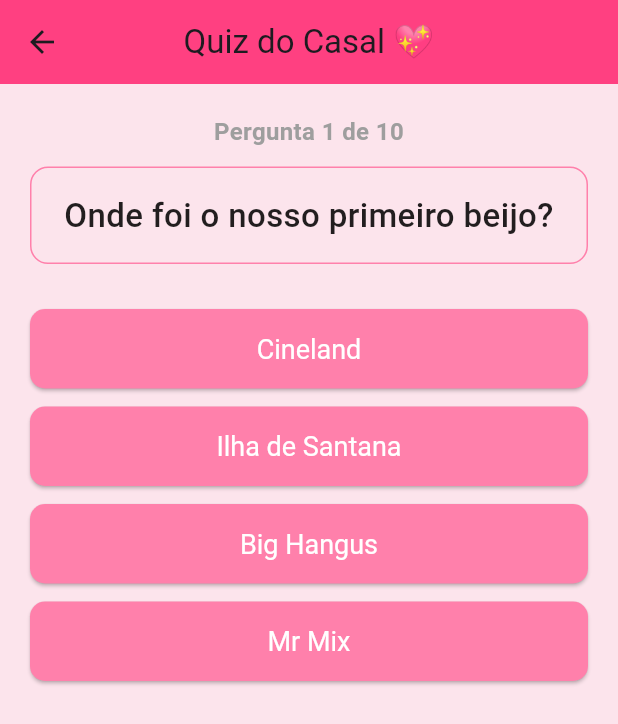
After one commit to G1Azevedo/presente, a Flutter app: the screen it shows after launch, after a tap on "Quiz do Casal", on a phone screen of 412 x 824 dp. The commit adds this screen. Shown: the top 724 px of the screen. Run offline on Flutter 3.47's test engine with Material 3 defaults, Android fonts, the phone set to English and light mode, and no system bars; our stand-ins replace animate_do, file_picker, pocketbase; Roboto replaces fonts that are missing (Sans).

Commit message:
versao quase final

```diff
--- a/lib/pages/home_page.dart
+++ b/lib/pages/home_page.dart
@@ -1,5 +1,7 @@
+import 'package:animate_do/animate_do.dart';
 import 'package:flutter/material.dart';
 import 'package:linha_do_tempo_amor/pages/caracteristicas_casal_page.dart';
+import 'package:linha_do_tempo_amor/pages/quiz_page.dart'; // Alterado aqui
 import 'linha_do_tempo_page.dart';
 
 class HomePage extends StatefulWidget {
@@ -32,9 +34,7 @@ class _HomePageState extends State<HomePage> {
                     fit: BoxFit.fitWidth,
                   ),
                 ),
-
                 const SizedBox(height: 30),
-
                 const Text(
                   'Bem-vinda à nossa história de amor!',
                   textAlign: TextAlign.center,
@@ -45,10 +45,9 @@ class _HomePageState extends State<HomePage> {
                     color: Colors.pinkAccent,
                   ),
                 ),
-
                 const SizedBox(height: 30),
-
-                _buildMenuButton(
+                FadeInUp(
+                  child: _buildMenuButton(
                     context,
                     icon: Icons.add_a_photo,
                     label: 'Linha do Tempo do Amor',
@@ -61,21 +60,10 @@ class _HomePageState extends State<HomePage> {
                       );
                     },
                   ),
-
+                ),
                 const SizedBox(height: 16),
-
-                _buildMenuButton(
-                  context,
-                  icon: Icons.photo_album,
-                  label: 'Galeria de Fotos',
-                  onPressed: () {
-                    // Adicione funcionalidade futura
-                  },
-                ),
-
-                const SizedBox(height: 16),
-
-                _buildMenuButton(
+                FadeInUp(
+                  child: _buildMenuButton(
                     context,
                     icon: Icons.people,
                     label: 'Características do Casal',
@@ -88,7 +76,23 @@ class _HomePageState extends State<HomePage> {
                       );
                     },
                   ),
-
+                ),
+                const SizedBox(height: 16),
+                FadeInUp(
+                  child: _buildMenuButton(
+                    context,
+                    icon: Icons.quiz,
+                    label: 'Quiz do Casal',
+                    onPressed: () {
+                      Navigator.push(
+                        context,
+                        MaterialPageRoute(
+                          builder: (_) => const QuizPage(), // Alterado aqui
+                        ),
+                      );
+                    },
+                  ),
+                ),
                 const SizedBox(height: 40),
               ],
             ),
@@ -99,7 +103,9 @@ class _HomePageState extends State<HomePage> {
   }
 
   Widget _buildMenuButton(BuildContext context,
-      {required IconData icon, required String label, required VoidCallback onPressed}) {
+      {required IconData icon,
+      required String label,
+      required VoidCallback onPressed}) {
     return ElevatedButton.icon(
       icon: Icon(icon, size: 28),
       label: Text(label, style: const TextStyle(fontSize: 18)),
--- /dev/null
+++ b/lib/pages/quiz_page.dart
@@ -0,0 +1,279 @@
+import 'package:flutter/material.dart';
+
+class PerguntaQuiz {
+  final String texto;
+  final List<String> opcoes;
+  final int indiceRespostaCorreta;
+
+  PerguntaQuiz({
+    required this.texto,
+    required this.opcoes,
+    required this.indiceRespostaCorreta,
+  });
+}
+
+class QuizPage extends StatefulWidget {
+  const QuizPage({super.key});
+
+  @override
+  State<QuizPage> createState() => _QuizPageState();
+}
+
+class _QuizPageState extends State<QuizPage> {
+  int _perguntaAtualIndex = 0;
+  int _pontuacao = 0;
+  bool _quizFinalizado = false;
+
+  final List<PerguntaQuiz> _perguntas = [
+    PerguntaQuiz(
+      texto: 'Onde foi o nosso primeiro beijo?',
+      opcoes: ['Cineland', 'Ilha de Santana', 'Big Hangus', 'Mr Mix'],
+      indiceRespostaCorreta: 2,
+    ),
+    PerguntaQuiz(
+      texto: 'Quem disse “eu te amo” primeiro?',
+      opcoes: ['Lara', 'Gabriel'],
+      indiceRespostaCorreta: 1,
+    ),
+    PerguntaQuiz(
+      texto: 'Onde foi o nosso primeiro jantar romântico?',
+      opcoes: ['Nápoles', 'Holanda', 'S2 Lanches', 'Ilha de Santana'],
+      indiceRespostaCorreta: 3,
+    ),
+    PerguntaQuiz(
+      texto: 'Qual foi a primeira comida que comemos juntos a sós?',
+      opcoes: ['Pizza', 'Açaí', 'Hambúrguer', 'Filé'],
+      indiceRespostaCorreta: 3,
+    ),
+    PerguntaQuiz(
+      texto: 'Qual foi o primeiro filme que assistimos juntos?',
+      opcoes: [
+        'Thor: Ragnarok',
+        'Doutor Estranho no Multiverso da Loucura',
+        'Homem-Aranha: De Volta ao Lar',
+        'Thor: Amor e Trovão'
+      ],
+      indiceRespostaCorreta: 3,
+    ),
+    PerguntaQuiz(
+      texto: 'Qual foi a nossa primeira viagem longa como casal?',
+      opcoes: ['João Pessoa', 'Apodi', 'Natal', 'Ouro Branco'],
+      indiceRespostaCorreta: 1,
+    ),
+    PerguntaQuiz(
+      texto: 'Qual é a nossa música?',
+      opcoes: ["Sweet Child O'Mine", 'All of me', 'I wanna be yours', 'Stay'],
+      indiceRespostaCorreta: 0,
+    ),
+    PerguntaQuiz(
+      texto: 'Em que mês começamos a namorar?',
+      opcoes: ['Fevereiro', 'Dezembro', 'Julho', 'Novembro'],
+      indiceRespostaCorreta: 3,
+    ),
+    PerguntaQuiz(
+      texto: 'Qual a nossa série favorita como casal?',
+      opcoes: ['Lupin', 'Greys Anatomy', 'The Vampire Diaries', 'Cobra Kai'],
+      indiceRespostaCorreta: 2,
+    ),
+    PerguntaQuiz(
+      texto: 'Qual foi a nossa primeira festa juntos?',
+      opcoes: ['São João', 'Carnaval', 'Ano Novo', 'Festa de Santana'],
+      indiceRespostaCorreta: 3,
+    ),
+  ];
+
+  void _responder(int indiceOpcaoSelecionada) {
+    if (_quizFinalizado) return;
+
+    if (indiceOpcaoSelecionada ==
+        _perguntas[_perguntaAtualIndex].indiceRespostaCorreta) {
+      setState(() {
+        _pontuacao++;
+      });
+    }
+
+    if (_perguntaAtualIndex < _perguntas.length - 1) {
+      setState(() {
+        _perguntaAtualIndex++;
+      });
+    } else {
+      setState(() {
+        _quizFinalizado = true;
+      });
+    }
+  }
+
+  void _reiniciarQuiz() {
+    setState(() {
+      _perguntaAtualIndex = 0;
+      _pontuacao = 0;
+      _quizFinalizado = false;
+    });
+  }
+
+  @override
+  Widget build(BuildContext context) {
+    return Scaffold(
+      appBar: AppBar(
+        title: const Text('Quiz do Casal 💖'),
+        centerTitle: true,
+        backgroundColor: Colors.pinkAccent,
+      ),
+      body: Padding(
+        padding: const EdgeInsets.all(20.0),
+        child: _quizFinalizado ? _buildResultadoQuiz() : _buildCorpoQuiz(),
+      ),
+    );
+  }
+
+  Widget _buildCorpoQuiz() {
+    if (_perguntas.isEmpty) {
+      return const Center(
+        child: Text(
+          'Nenhuma pergunta cadastrada ainda!',
+          style: TextStyle(fontSize: 18, color: Colors.grey),
+        ),
+      );
+    }
+
+    final perguntaAtual = _perguntas[_perguntaAtualIndex];
+
+    return Column(
+      mainAxisAlignment: MainAxisAlignment.center,
+      crossAxisAlignment: CrossAxisAlignment.stretch,
+      children: [
+        Text(
+          'Pergunta ${(_perguntaAtualIndex + 1).toString()} de ${_perguntas.length.toString()}',
+          textAlign: TextAlign.center,
+          style: const TextStyle(
+            fontSize: 16,
+            color: Colors.grey,
+            fontWeight: FontWeight.bold,
+          ),
+        ),
+        const SizedBox(height: 12),
+        Container(
+          padding: const EdgeInsets.all(16.0),
+          decoration: BoxDecoration(
+            color: Colors.pink.shade50,
+            borderRadius: BorderRadius.circular(12),
+            border: Border.all(color: Colors.pinkAccent.shade100),
+          ),
+          child: Text(
+            perguntaAtual.texto,
+            textAlign: TextAlign.center,
+            style: const TextStyle(
+              fontSize: 22,
+              fontWeight: FontWeight.w500,
+              color: Colors.black87,
+            ),
+          ),
+        ),
+        const SizedBox(height: 24),
+        ...perguntaAtual.opcoes.asMap().entries.map((entry) {
+          int idx = entry.key;
+          String opcaoTexto = entry.value;
+          return Padding(
+            padding: const EdgeInsets.symmetric(vertical: 6.0),
+            child: ElevatedButton(
+              style: ElevatedButton.styleFrom(
+                backgroundColor: Colors.pinkAccent.shade100,
+                foregroundColor: Colors.white,
+                padding: const EdgeInsets.symmetric(vertical: 16),
+                textStyle: const TextStyle(fontSize: 18),
+                shape: RoundedRectangleBorder(
+                  borderRadius: BorderRadius.circular(10),
+                ),
+              ),
+              onPressed: () => _responder(idx),
+              child: Text(opcaoTexto),
+            ),
+          );
+        }).toList(),
+        const Spacer(),
+      ],
+    );
+  }
+
+  Widget _buildResultadoQuiz() {
+    bool acertouTodas = _pontuacao == _perguntas.length;
+    String imagemPath;
+    String mensagemResultado;
+
+    if (acertouTodas) {
+      imagemPath =
+          'assets/images/imagem_parabens.png'; // Substitua pelo nome da sua imagem de parabéns
+      mensagemResultado = '🏆 Parabéns, você tem o gabarito do nosso amor.';
+    } else {
+      imagemPath =
+          'assets/images/imagem_tentar_novamente.png'; // Substitua pelo nome da sua imagem de "tente novamente"
+      mensagemResultado = '😕 Essa tela não deveria aparecer.';
+    }
+
+    return Center(
+      child: Column(
+        mainAxisAlignment: MainAxisAlignment.center,
+        children: [
+          // Imagem condicional
+          Image.asset(
+            imagemPath,
+            height: 150, // Ajuste a altura conforme necessário
+            errorBuilder: (context, error, stackTrace) {
+              // Widget a ser exibido se a imagem não for encontrada
+              return Container(
+                height: 150,
+                width: 150,
+                color: Colors.grey[300],
+                child: Center(
+                  child: Icon(
+                    Icons.image_not_supported,
+                    color: Colors.grey[600],
+                    size: 50,
+                  ),
+                ),
+              );
+            },
+          ),
+          const SizedBox(height: 20),
+
+          // Mensagem condicional
+          Text(
+            mensagemResultado,
+            textAlign: TextAlign.center,
+            style: TextStyle(
+              fontSize: 22,
+              fontWeight: FontWeight.bold,
+              color: acertouTodas
+                  ? Colors.green.shade700
+                  : Colors.pinkAccent.shade700,
+            ),
+          ),
+          const SizedBox(height: 20),
+
+          // Pontuação
+          Text(
+            'Sua pontuação: $_pontuacao de ${_perguntas.length}',
+            style: const TextStyle(
+              fontSize: 20,
+              color: Colors.black87,
+            ),
+          ),
+          const SizedBox(height: 30),
+
+          // Botão Tentar Novamente
+          ElevatedButton.icon(
+            icon: const Icon(Icons.refresh),
+            label: const Text('Tentar Novamente'),
+            style: ElevatedButton.styleFrom(
+              backgroundColor: Colors.pinkAccent,
+              foregroundColor: Colors.white,
+              padding: const EdgeInsets.symmetric(horizontal: 30, vertical: 15),
+              textStyle: const TextStyle(fontSize: 18),
+            ),
+            onPressed: _reiniciarQuiz,
+          ),
+        ],
+      ),
+    );
+  }
+}
--- a/pubspec.yaml
+++ b/pubspec.yaml
@@ -15,6 +15,7 @@ dependencies:
   pocketbase: ^0.22.0
   http: ^1.4.0
   file_picker: ^10.1.9
+  animate_do: ^4.2.0
 
 dev_dependencies:
   flutter_test:
```
Also changed, not shown: assets/images/imagem_parabens.png (added), pubspec.lock. Lines whose indentation alone changed are shown as unchanged.
